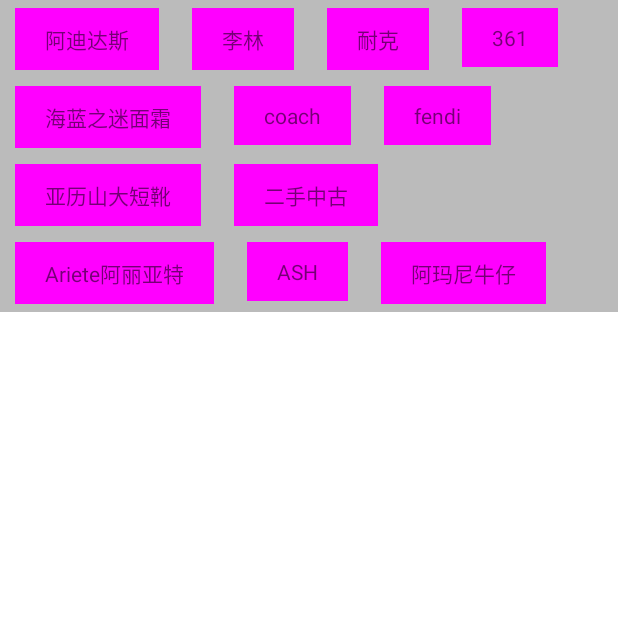
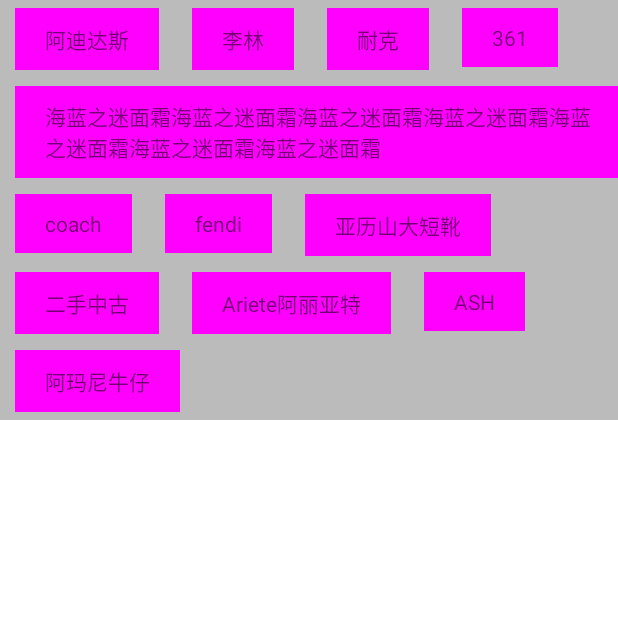
Before and after one commit to eegets/MeasureViewTest, an Android app: the screen it shows after launch (FlowActivity), on a phone screen of 412 x 824 dp, the top half of it. Run offline under Robolectric (Android 15) with nearby library versions, the phone set to English and light mode, and no system bars.

Commit message:
change code

```diff
--- a/app/src/main/AndroidManifest.xml
+++ b/app/src/main/AndroidManifest.xml
@@ -1,5 +1,6 @@
 <?xml version="1.0" encoding="utf-8"?>
 <manifest xmlns:android="http://schemas.android.com/apk/res/android"
+    xmlns:tools="http://schemas.android.com/tools"
     package="com.eegets.measureview">
 
     <application
--- a/app/src/main/java/com/eegets/measureview/FlowActivity.kt
+++ b/app/src/main/java/com/eegets/measureview/FlowActivity.kt
@@ -14,7 +14,7 @@ import kotlinx.android.synthetic.main.activity_flow.*
  */
 class FlowActivity :Activity() {
 
-    private val list = mutableListOf("阿迪达斯", "李林", "耐克", "361", "海蓝之迷面霜", "coach", "fendi", "亚历山大短靴", "二手中古", "Ariete阿丽亚特", "ASH", "阿玛尼牛仔")
+    private val list = mutableListOf("阿迪达斯", "李林", "耐克", "361", "海蓝之迷面霜海蓝之迷面霜海蓝之迷面霜海蓝之迷面霜海蓝之迷面霜海蓝之迷面霜海蓝之迷面霜", "coach", "fendi", "亚历山大短靴", "二手中古", "Ariete阿丽亚特", "ASH", "阿玛尼牛仔")
 //    private val list = mutableListOf("阿迪达斯", "李林", "耐克", "361", "海蓝之迷面霜", "coach", "fendi", "亚历山大短靴")
     override fun onCreate(savedInstanceState: Bundle?) {
         super.onCreate(savedInstanceState)
--- a/app/src/main/res/layout/activity_flow.xml
+++ b/app/src/main/res/layout/activity_flow.xml
@@ -4,5 +4,8 @@
     android:layout_height="wrap_content"
     android:id="@+id/flowLayout"
     android:background="#bbbbbb">
-
+    <TextView
+        android:layout_width="match_parent"
+        android:layout_height="match_parent"
+        android:text="sssssssssssss"/>
 </com.eegets.measureview.FlowLayout>
--- a/build.gradle
+++ b/build.gradle
@@ -6,7 +6,7 @@ buildscript {
         jcenter()
     }
     dependencies {
-        classpath "com.android.tools.build:gradle:4.2.0-alpha13"
+        classpath "com.android.tools.build:gradle:4.1.1"
         classpath "org.jetbrains.kotlin:kotlin-gradle-plugin:$kotlin_version"
 
         // NOTE: Do not place your application dependencies here; they belong
```
Also changed, not shown: app/src/main/java/com/eegets/measureview/AAAAAAA.kt (deleted, +0 -25 lines), app/src/main/java/com/eegets/measureview/MainActivity.kt (+11 -0 lines), app/src/main/java/com/eegets/measureview/PieImageView.kt (+21 -4 lines), gradle/wrapper/gradle-wrapper.properties.
